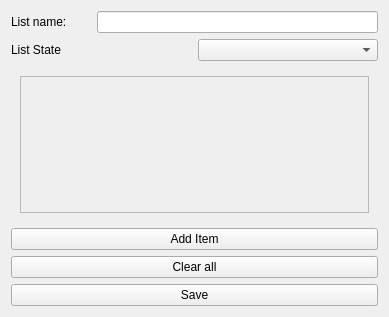
Before: the Qt Designer form src/Client/View/MainPage/List/ListCreateSubPage/ListCreateSubPage.ui in iodream/Spend-Note, drawn with Qt 5.
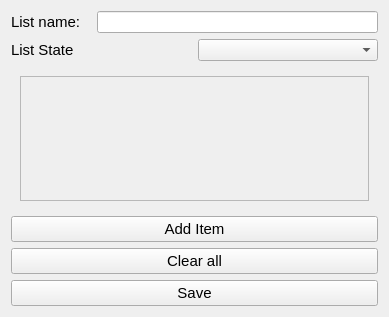
After: the same form once the commit is applied. Icons and pictures are not drawn.

Patch:
```diff
--- a/src/Client/View/MainPage/List/ListCreateSubPage/ListCreateSubPage.ui
+++ b/src/Client/View/MainPage/List/ListCreateSubPage/ListCreateSubPage.ui
@@ -26,6 +26,11 @@
            <height>0</height>
           </size>
          </property>
+         <property name="font">
+          <font>
+           <pointsize>11</pointsize>
+          </font>
+         </property>
          <property name="text">
           <string>List name:</string>
          </property>
@@ -47,6 +52,11 @@
       <layout class="QHBoxLayout" name="horizontalLayout_5">
        <item>
         <widget class="QLabel" name="label_2">
+         <property name="font">
+          <font>
+           <pointsize>11</pointsize>
+          </font>
+         </property>
          <property name="text">
           <string>List State</string>
          </property>
@@ -74,7 +84,7 @@
                 <x>0</x>
                 <y>0</y>
                 <width>347</width>
-                <height>114</height>
+                <height>108</height>
                </rect>
               </property>
               <layout class="QVBoxLayout" name="verticalLayout_4">
@@ -105,25 +115,70 @@
    </item>
    <item>
     <widget class="QPushButton" name="AddItemButton">
+     <property name="font">
+      <font>
+       <pointsize>11</pointsize>
+      </font>
+     </property>
      <property name="text">
       <string>Add Item</string>
      </property>
+     <property name="icon">
+      <iconset resource="../../../../resources.qrc">
+       <normaloff>:/Icons/Icons/add.png</normaloff>:/Icons/Icons/add.png</iconset>
+     </property>
+     <property name="iconSize">
+      <size>
+       <width>18</width>
+       <height>19</height>
+      </size>
+     </property>
     </widget>
    </item>
    <item>
     <widget class="QPushButton" name="ClearAllButton">
+     <property name="font">
+      <font>
+       <pointsize>11</pointsize>
+      </font>
+     </property>
      <property name="text">
       <string>Clear all</string>
      </property>
+     <property name="icon">
+      <iconset resource="../../../../resources.qrc">
+       <normaloff>:/Icons/Icons/cancel.png</normaloff>:/Icons/Icons/cancel.png</iconset>
+     </property>
+     <property name="iconSize">
+      <size>
+       <width>18</width>
+       <height>18</height>
+      </size>
+     </property>
     </widget>
    </item>
    <item>
     <layout class="QHBoxLayout" name="horizontalLayout_3">
      <item>
       <widget class="QPushButton" name="SaveButton">
+       <property name="font">
+        <font>
+         <pointsize>11</pointsize>
+        </font>
+       </property>
        <property name="text">
         <string>Save</string>
        </property>
+       <property name="icon">
+        <iconset resource="../../../../resources.qrc">
+         <normaloff>:/Icons/Icons/check.png</normaloff>:/Icons/Icons/check.png</iconset>
+       </property>
+       <property name="iconSize">
+        <size>
+         <width>20</width>
+         <height>20</height>
+        </size>
+       </property>
       </widget>
      </item>
     </layout>
```
Left out of the diff: 4 changed lines with no effect on the pictures.
